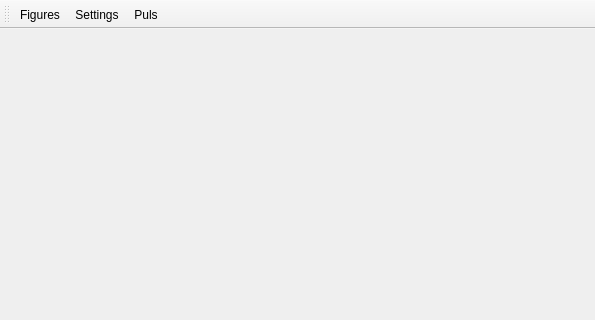
Qt form mainwindow.ui (Jogala/stageController_linux_64) before a commit; both pictures show x 0 to 595 and y 0 to 320 of the 595 by 460 pixel window.
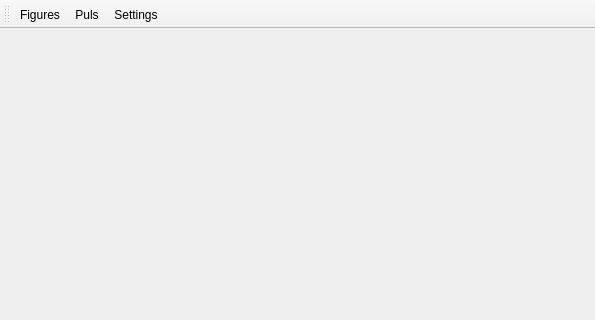
The same form after that commit. Icons and pictures are not drawn.

```diff
--- a/mainwindow.ui
+++ b/mainwindow.ui
@@ -32,8 +32,8 @@
     <bool>false</bool>
    </attribute>
    <addaction name="actionFigures"/>
-   <addaction name="actionSettings"/>
    <addaction name="actionPuls"/>
+   <addaction name="actionSettings"/>
   </widget>
   <widget class="QStatusBar" name="statusBar"/>
   <action name="actionFigures">
```
